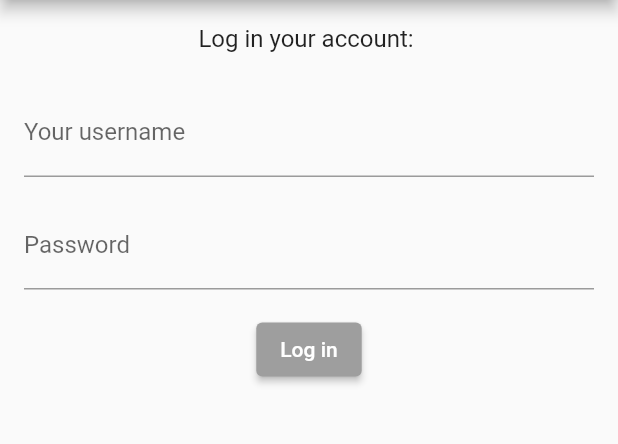
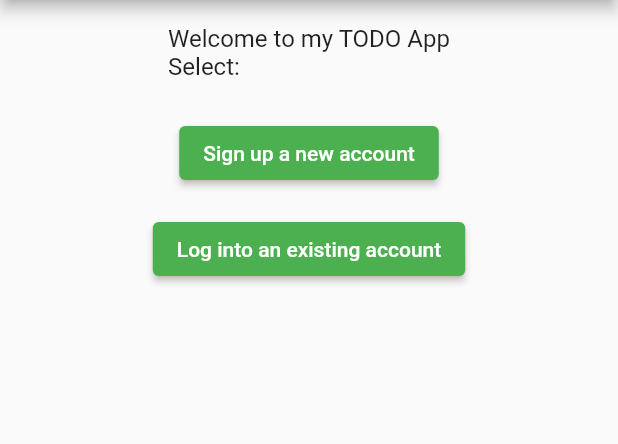
Before and after one commit to wrench29/flutter-todo-list, a Flutter app: the screen it shows after launch, on a phone screen of 412 x 824 dp, the part 84-528 px from its top. Run offline on Flutter 3.47's test engine with Material 2 defaults, Android fonts, the phone set to English and light mode, and no system bars; our stand-ins replace equatable, flutter_bloc; missing offline and left inert: dbcrypt.

Commit message:
Added initial screen

```diff
--- /dev/null
+++ b/lib/initial.dart
@@ -0,0 +1,59 @@
+import 'package:flutter/material.dart';
+import 'package:testproject/components/custom_padding.dart';
+
+class Initial extends StatefulWidget {
+  const Initial({Key? key}) : super(key: key);
+
+  @override
+  _InitialState createState() => _InitialState();
+}
+
+class _InitialState extends State<Initial> {
+  @override
+  Widget build(BuildContext context) {
+    return const InitialForm();
+  }
+}
+
+class InitialForm extends StatelessWidget {
+  const InitialForm({Key? key}) : super(key: key);
+
+  @override
+  Widget build(BuildContext context) {
+    return Center(
+        child: Column(
+      crossAxisAlignment: CrossAxisAlignment.center,
+      children: <Widget>[
+        const Padding(
+          child: Text("Welcome to my TODO App\nSelect: ",
+              style: TextStyle(fontSize: 16)),
+          padding: EdgeInsets.symmetric(horizontal: 8, vertical: 16),
+        ),
+        Padding(
+          padding: const CustomPadding(),
+          child: ElevatedButton(
+            onPressed: () {
+              Navigator.pushNamed(context, "/signup");
+            },
+            child: const Text("Sign up a new account"),
+            style: ButtonStyle(
+                backgroundColor:
+                    MaterialStateProperty.all<Color>(Colors.green)),
+          ),
+        ),
+        Padding(
+          padding: const CustomPadding(),
+          child: ElevatedButton(
+            onPressed: () {
+              Navigator.pushNamed(context, "/authentication");
+            },
+            child: const Text("Log into an existing account"),
+            style: ButtonStyle(
+                backgroundColor:
+                    MaterialStateProperty.all<Color>(Colors.green)),
+          ),
+        )
+      ],
+    ));
+  }
+}
--- a/lib/main.dart
+++ b/lib/main.dart
@@ -2,6 +2,8 @@ import 'package:flutter/material.dart';
 import 'package:flutter_bloc/flutter_bloc.dart';
 import 'package:testproject/bloc/signup/signup_bloc.dart';
 import 'package:testproject/bloc/todo/todo_bloc.dart';
+import 'package:testproject/initial.dart';
+import 'package:testproject/pages/initial_page.dart';
 import 'package:testproject/pages/pages.dart';
 import 'package:testproject/repos/auth_repo.dart';
 import 'package:testproject/repos/todo_repo.dart';
@@ -53,11 +55,12 @@ class TodoListApp extends StatelessWidget {
         primarySwatch: Colors.green,
       ),
       routes: {
+        "/initial": (context) => const InitialPage(),
         "/authentication": (context) => const AuthenticationPage(),
         "/signup": (context) => const SignupPage(),
         "/todo": (context) => const TodoPage(),
       },
-      initialRoute: "/authentication",
+      initialRoute: "/initial",
     );
   }
 }
--- /dev/null
+++ b/lib/pages/initial_page.dart
@@ -0,0 +1,21 @@
+import 'package:flutter/material.dart';
+import 'package:testproject/initial.dart';
+
+class InitialPage extends StatefulWidget {
+  const InitialPage({Key? key}) : super(key: key);
+
+  @override
+  State<InitialPage> createState() => _InitialPageState();
+}
+
+class _InitialPageState extends State<InitialPage> {
+  @override
+  Widget build(BuildContext context) {
+    return Scaffold(
+      appBar: AppBar(
+        title: const Text("TODO List App"),
+      ),
+      body: const Initial(),
+    );
+  }
+}
--- a/lib/signup.dart
+++ b/lib/signup.dart
@@ -63,7 +63,7 @@ class SignupForm extends StatelessWidget {
         children: <Widget>[
           const Padding(
             child:
-                Text("Log in your account: ", style: TextStyle(fontSize: 16)),
+                Text("Sign up a new account: ", style: TextStyle(fontSize: 16)),
             padding: EdgeInsets.symmetric(horizontal: 8, vertical: 16),
           ),
           Padding(
```
